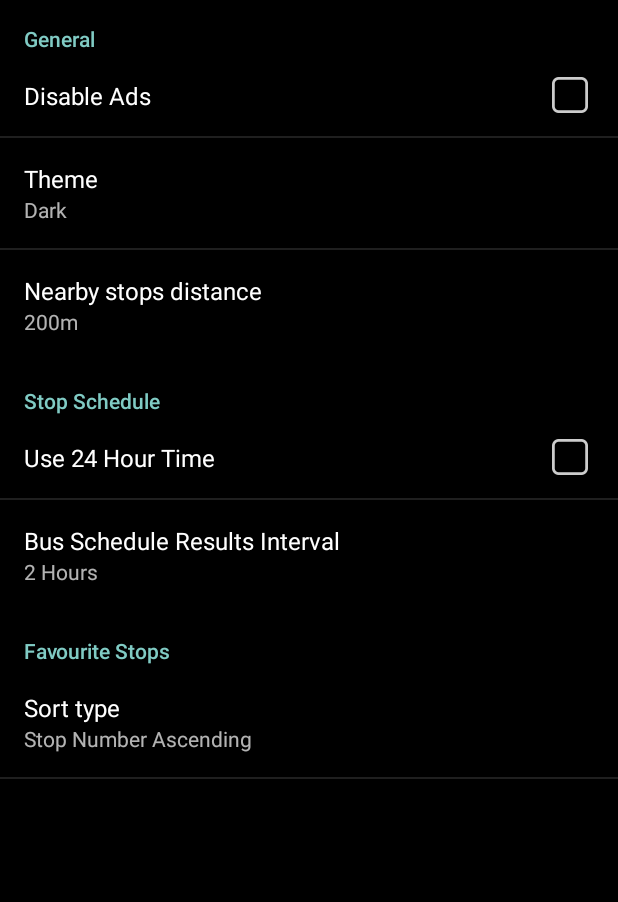
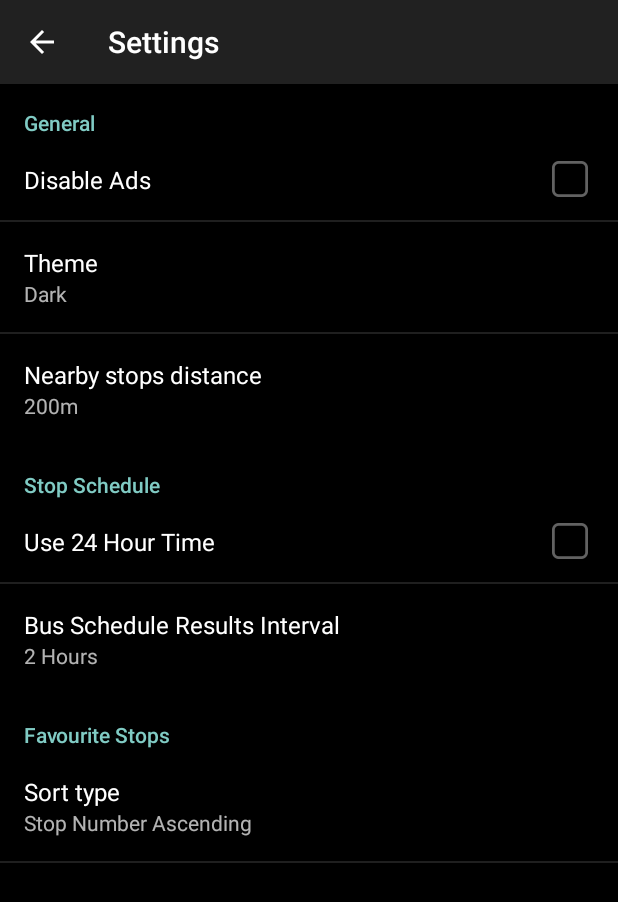
Before and after one commit to KieranL/Winnipeg-Transit-Plus, an Android app: the SettingsActivity screen opened directly, with no data from a screen before it, on a phone screen of 412 x 824 dp. Shown: the top 902 px of the screen. Run offline under Robolectric (Android 15) with nearby library versions, the phone set to English and light mode, and no system bars.

Commit message:
Added Theme support to the settings activity

```diff
--- a/app/src/main/java/com/kieran/winnipegbus/Activities/SettingsActivity.java
+++ b/app/src/main/java/com/kieran/winnipegbus/Activities/SettingsActivity.java
@@ -1,19 +1,52 @@
 package com.kieran.winnipegbus.Activities;
 
+import android.app.Activity;
 import android.content.Context;
 import android.content.SharedPreferences;
+import android.content.res.Resources;
 import android.os.Bundle;
 import android.preference.ListPreference;
 import android.preference.Preference;
-import android.preference.PreferenceActivity;
 import android.preference.PreferenceCategory;
 import android.preference.PreferenceManager;
+import android.support.v7.app.ActionBar;
 
 import com.kieran.winnipegbus.ActivityManager;
 import com.kieran.winnipegbus.R;
 
-public class SettingsActivity extends PreferenceActivity {
+public class SettingsActivity extends AppCompatPreferenceActivity {
     private static Context context;
+
+    @Override
+    protected void onCreate(Bundle savedInstanceState) {
+        super.onCreate(savedInstanceState);
+        setupActionBar();
+        setTheme(getThemeResId());
+    }
+
+    @Override
+    protected void onApplyThemeResource(Resources.Theme theme, int resId, boolean first) {
+        theme.applyStyle(getThemeResId(), true);
+    }
+
+    public int getThemeResId() {
+        SharedPreferences prefs = PreferenceManager.getDefaultSharedPreferences(this);
+        int themeId = Integer.parseInt(prefs.getString(getString(R.string.pref_key_theme), "0"));
+        switch (themeId) {
+            case 0: return R.style.Dark;
+            case 1: return R.style.Light;
+            case 2: return R.style.Rt;
+            default: return R.style.Dark;
+        }
+    }
+
+    private void setupActionBar() {
+        ActionBar actionBar = getSupportActionBar();
+        if (actionBar != null) {
+
+            actionBar.setDisplayHomeAsUpEnabled(true);
+        }
+    }
 
     @Override
     protected void onPostCreate(Bundle savedInstanceState) {
@@ -71,6 +104,7 @@ public class SettingsActivity extends PreferenceActivity {
                 int newThemeId  = Integer.parseInt((String)value);
                 if(newThemeId != getThemeId()) {
                     ActivityManager.refreshThemes();
+                    setTheme();
                 }
 
             }
@@ -78,6 +112,10 @@ public class SettingsActivity extends PreferenceActivity {
             return true;
         }
     };
+
+    private static void setTheme() {
+        ((Activity)context).recreate();
+    }
 
     private static void bindPreferenceSummaryToValue(Preference preference) {
         preference.setOnPreferenceChangeListener(sBindPreferenceSummaryToValueListener);
--- /dev/null
+++ b/app/src/main/res/drawable/checkbox_checked_style_light.xml
@@ -0,0 +1,7 @@
+<?xml version="1.0" encoding="utf-8"?>
+<selector xmlns:android="http://schemas.android.com/apk/res/android">
+
+    <item android:drawable="@drawable/ic_unchecked_light" android:state_checked="false"/>
+    <item android:drawable="@drawable/ic_checked_light" android:state_checked="true"/>
+
+</selector>
--- a/app/src/main/res/values/themes.xml
+++ b/app/src/main/res/values/themes.xml
@@ -20,6 +20,7 @@
         <item name="favouriteStopIcon">@drawable/ic_favourite_stops_light</item>
         <item name="refreshIcon">@drawable/ic_refresh_light</item>
         <item name="outline">@drawable/panel_outline_light</item>
+        <item name="checkBoxSelector">@drawable/checkbox_checked_style_light</item>
         <item name="android:textColorPrimary">@color/black</item>
         <item name="android:textColor">@color/black</item>
         <item name="headerDivider">@drawable/divider_background</item>
```
Also changed, not shown: app/src/main/res/drawable-hdpi/ic_checked_dark.png, app/src/main/res/drawable-hdpi/ic_checked_light.png (added), app/src/main/res/drawable-hdpi/ic_unchecked_dark.png, app/src/main/res/drawable-hdpi/ic_unchecked_light.png (added), app/src/main/res/drawable-mdpi/ic_checked_dark.png, app/src/main/res/drawable-mdpi/ic_checked_light.png (added), app/src/main/res/drawable-mdpi/ic_unchecked_dark.png, app/src/main/res/drawable-mdpi/ic_unchecked_light.png (added), app/src/main/res/drawable-xhdpi/ic_checked_dark.png, app/src/main/res/drawable-xhdpi/ic_checked_light.png (added), app/src/main/res/drawable-xhdpi/ic_unchecked_dark.png, app/src/main/res/drawable-xhdpi/ic_unchecked_light.png (added), app/src/main/res/drawable-xxhdpi/ic_checked_dark.png, app/src/main/res/drawable-xxhdpi/ic_checked_light.png (added), 2 more files.
